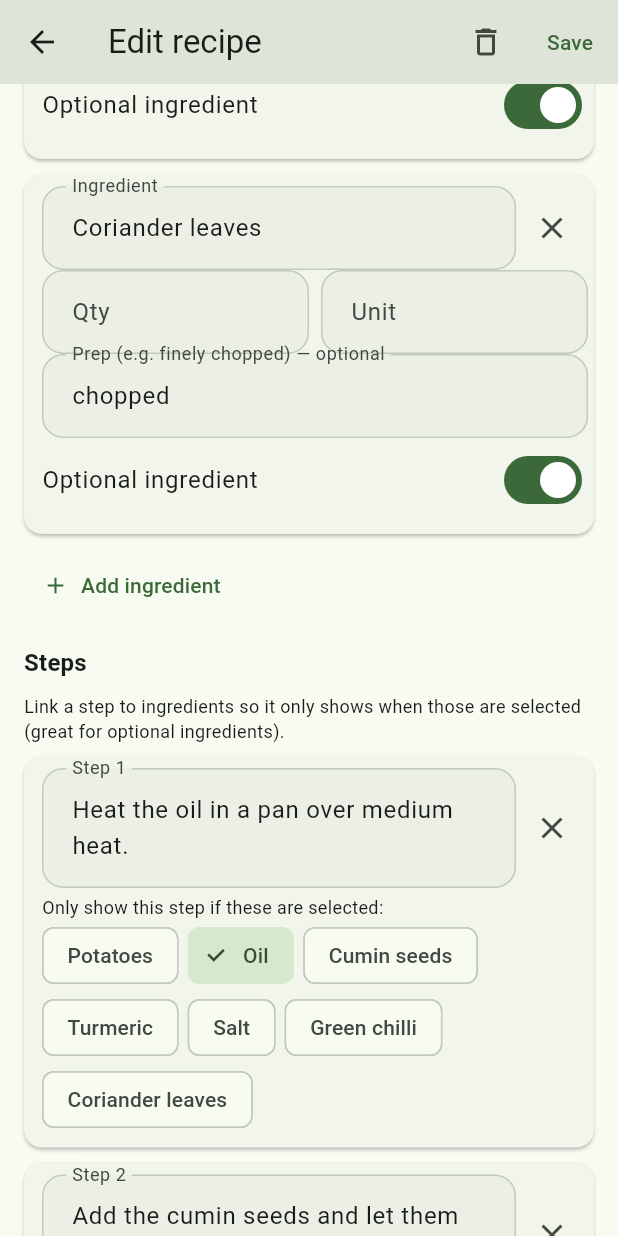
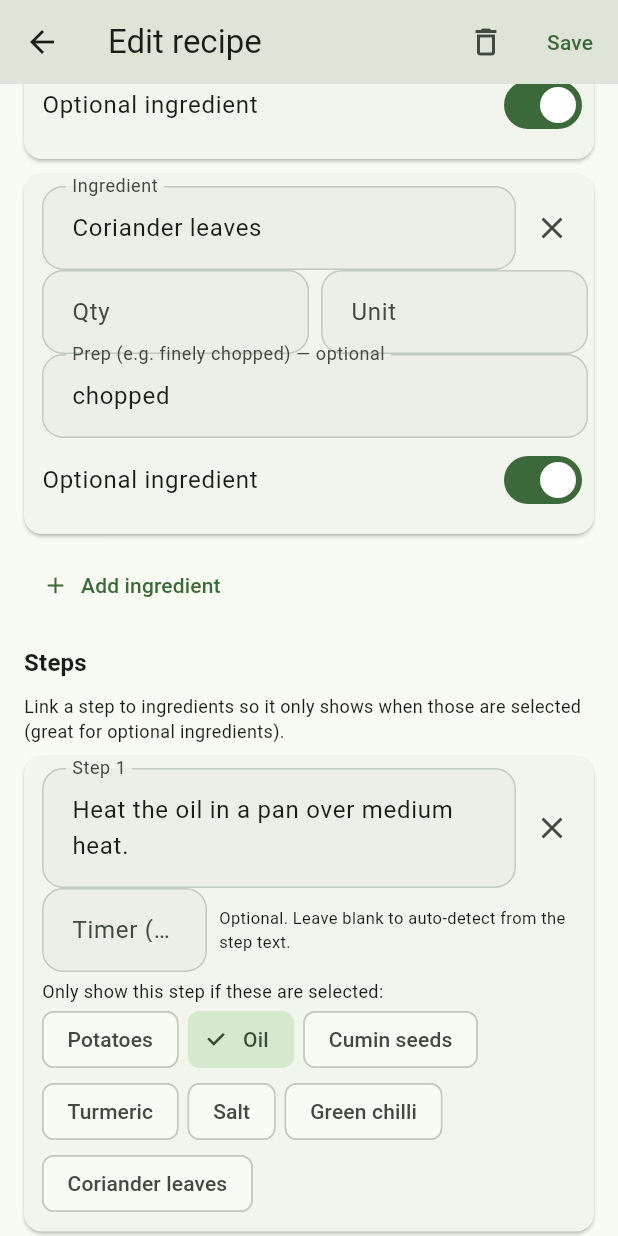
Before and after one commit to blbhargav/stock-home, a Flutter app: the RecipeEditScreen screen opened directly with sample values from the repository, scrolled down 1728 dp, on a phone screen of 412 x 824 dp. Run offline on Flutter 3.47's test engine with Material 3 defaults, Android fonts, the phone set to English and light mode, and no system bars; our stand-ins replace cloud_firestore, firebase_auth, firebase_core, firebase_storage, flutter_local_notifications, image_picker and 6 more; missing offline and left inert: mobile_scanner; accounts and stored records are empty; project files that could hold a hidden picture were left out.

Commit message:
Add per-step cooking timers to recipes
- Optional explicit timerSeconds on RecipeStep; otherwise a duration is
  auto-detected from the step text (parseDurationSeconds handles min/sec/hour
  and ranges like '12-15 min', using the lower bound)
- Cook screen shows a timer chip on steps with a duration: tap to start an
  inline countdown (m:ss), tap again to cancel; fires a local notification
  (new 'Cooking timers' channel) + snackbar when it completes
- Timers are session-only and cleaned up on dispose
- Recipe edit screen gains an optional per-step 'Timer (min)' field
- Built-in Aloo Jeera cook step gets an explicit 13-min timer
- 7 new tests (duration parsing, explicit-vs-text precedence, cook-step timer
  propagation, serialization); 48 total

```diff
--- a/lib/models/builtin_recipes.dart
+++ b/lib/models/builtin_recipes.dart
@@ -66,6 +66,7 @@ const List<Recipe> kBuiltInRecipes = [
       ),
       RecipeStep(
         text: 'Cover and cook on low, stirring occasionally, until the potatoes are tender (about 12–15 min).',
+        timerSeconds: 780,
       ),
       RecipeStep(
         text: 'Garnish with chopped coriander leaves before serving.',
--- a/lib/models/recipe.dart
+++ b/lib/models/recipe.dart
@@ -66,13 +66,21 @@ class RecipeIngredient {
 /// in [requiresIngredients] has been selected by the user. Steps with no
 /// requirements always show.
 class RecipeStep {
-  const RecipeStep({required this.text, this.requiresIngredients = const []});
+  const RecipeStep({
+    required this.text,
+    this.requiresIngredients = const [],
+    this.timerSeconds,
+  });
 
   final String text;
 
   /// Ingredient ids this step depends on. If any is unselected (e.g. an
   /// optional ingredient the user skipped), the step is omitted.
   final List<String> requiresIngredients;
+
+  /// Explicit timer duration in seconds set by the recipe author. When null,
+  /// a duration may still be auto-detected from [text] via [stepTimerSeconds].
+  final int? timerSeconds;
 }
 
 /// A recipe: its ingredients and the ordered base steps. Prep steps are not
@@ -132,12 +140,15 @@ class Recipe {
 /// A step shown to the cook: either an auto-generated prep step or one of the
 /// recipe's base steps that survived the ingredient filter.
 class CookStep {
-  const CookStep({required this.text, required this.isPrep});
+  const CookStep({required this.text, required this.isPrep, this.timerSeconds});
 
   final String text;
 
   /// True for auto-generated "chop the onion" style preparation steps.
   final bool isPrep;
+
+  /// Timer duration for this step in seconds, if any (explicit or detected).
+  final int? timerSeconds;
 }
 
 /// Builds the ordered cook steps for a recipe given the user's selected
@@ -167,12 +178,47 @@ List<CookStep> buildCookSteps(Recipe recipe, Set<String> selectedIds) {
   for (final step in recipe.steps) {
     final allPresent = step.requiresIngredients.every(selectedIds.contains);
     if (allPresent) {
-      steps.add(CookStep(text: step.text, isPrep: false));
+      steps.add(
+        CookStep(
+          text: step.text,
+          isPrep: false,
+          timerSeconds: stepTimerSeconds(step),
+        ),
+      );
     }
   }
 
   return steps;
 }
 
+/// Resolves a step's timer duration in seconds: the author's explicit value if
+/// set, otherwise a best-effort parse of a duration mentioned in the step text
+/// (e.g. "cook for 5 minutes", "simmer 90 seconds", "rest for 1 hour"). Returns
+/// null when no duration is found. For ranges like "12–15 min", the lower bound
+/// is used.
+int? stepTimerSeconds(RecipeStep step) {
+  if (step.timerSeconds != null && step.timerSeconds! > 0) {
+    return step.timerSeconds;
+  }
+  return parseDurationSeconds(step.text);
+}
+
+/// Pure duration parser. Finds the first `number unit` in [text] where unit
+/// is hour(s)/hr, minute(s)/min, or second(s)/sec. Handles ranges ("12-15 min")
+/// by taking the first number. Returns seconds, or null if none found.
+int? parseDurationSeconds(String text) {
+  final match = RegExp(
+    r'(\d+)\s*(?:[–\-]\s*\d+\s*)?(hours?|hrs?|minutes?|mins?|seconds?|secs?)',
+    caseSensitive: false,
+  ).firstMatch(text);
+  if (match == null) return null;
+  final value = int.tryParse(match.group(1) ?? '');
+  if (value == null || value <= 0) return null;
+  final unit = (match.group(2) ?? '').toLowerCase();
+  if (unit.startsWith('h')) return value * 3600;
+  if (unit.startsWith('m')) return value * 60;
+  return value; // seconds
+}
+
 String _capitalize(String s) =>
     s.isEmpty ? s : '${s[0].toUpperCase()}${s.substring(1)}';
--- a/lib/screens/recipe_edit_screen.dart
+++ b/lib/screens/recipe_edit_screen.dart
@@ -325,22 +325,38 @@ class _IngredientDraft {
 }
 
 class _StepDraft {
-  _StepDraft({String text = '', Set<String>? requires})
+  _StepDraft({String text = '', Set<String>? requires, int? timerSeconds})
     : textCtrl = TextEditingController(text: text),
+      minutesCtrl = TextEditingController(
+        text: (timerSeconds != null && timerSeconds > 0)
+            ? (timerSeconds ~/ 60).toString()
+            : '',
+      ),
       requires = requires ?? {};
 
-  factory _StepDraft.fromModel(RecipeStep s) =>
-      _StepDraft(text: s.text, requires: s.requiresIngredients.toSet());
+  factory _StepDraft.fromModel(RecipeStep s) => _StepDraft(
+    text: s.text,
+    requires: s.requiresIngredients.toSet(),
+    timerSeconds: s.timerSeconds,
+  );
 
   final TextEditingController textCtrl;
+  final TextEditingController minutesCtrl;
   final Set<String> requires;
 
-  RecipeStep toModel(Set<String> validIds) => RecipeStep(
-    text: textCtrl.text.trim(),
-    requiresIngredients: requires.where(validIds.contains).toList(),
-  );
+  RecipeStep toModel(Set<String> validIds) {
+    final mins = int.tryParse(minutesCtrl.text.trim());
+    return RecipeStep(
+      text: textCtrl.text.trim(),
+      requiresIngredients: requires.where(validIds.contains).toList(),
+      timerSeconds: (mins != null && mins > 0) ? mins * 60 : null,
+    );
+  }
 
-  void dispose() => textCtrl.dispose();
+  void dispose() {
+    textCtrl.dispose();
+    minutesCtrl.dispose();
+  }
 }
 
 class _IngredientEditor extends StatelessWidget {
@@ -461,6 +477,28 @@ class _StepEditor extends StatelessWidget {
                 ),
               ],
             ),
+            Row(
+              children: [
+                SizedBox(
+                  width: 110,
+                  child: TextFormField(
+                    controller: draft.minutesCtrl,
+                    keyboardType: TextInputType.number,
+                    decoration: const InputDecoration(
+                      labelText: 'Timer (min)',
+                      isDense: true,
+                    ),
+                  ),
+                ),
+                const SizedBox(width: 8),
+                const Expanded(
+                  child: Text(
+                    'Optional. Leave blank to auto-detect from the step text.',
+                    style: TextStyle(fontSize: 11),
+                  ),
+                ),
+              ],
+            ),
             if (named.isNotEmpty) ...[
               const SizedBox(height: 4),
               const Text(
--- a/lib/services/notification_service.dart
+++ b/lib/services/notification_service.dart
@@ -181,6 +181,38 @@ class NotificationService {
     await _plugin.cancelAll();
   }
 
+  static const _timerChannelId = 'cook_timers';
+  static const int _timerNotificationId = 778001;
+
+  NotificationDetails get _timerDetails => const NotificationDetails(
+    android: AndroidNotificationDetails(
+      _timerChannelId,
+      'Cooking timers',
+      channelDescription: 'Alerts when a recipe step timer finishes.',
+      importance: Importance.max,
+      priority: Priority.high,
+      playSound: true,
+      enableVibration: true,
+    ),
+    iOS: DarwinNotificationDetails(),
+    macOS: DarwinNotificationDetails(),
+  );
+
+  /// Shows an immediate notification when a step's cooking timer finishes.
+  Future<void> showTimerComplete(String stepText) async {
+    await init();
+    try {
+      await _plugin.show(
+        id: _timerNotificationId,
+        title: 'Timer done',
+        body: stepText,
+        notificationDetails: _timerDetails,
+      );
+    } catch (e) {
+      debugPrint('Failed to show timer notification: $e');
+    }
+  }
+
   // Fixed id for the recurring daily digest so it can be updated/cancelled.
   static const int _digestId = 777001;
 
```
Also changed, not shown: lib/screens/recipe_cook_screen.dart (+153 -0 lines), lib/services/recipe_service.dart (+6 -1 lines), 1 other file.
